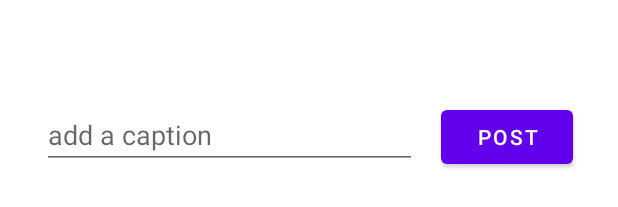
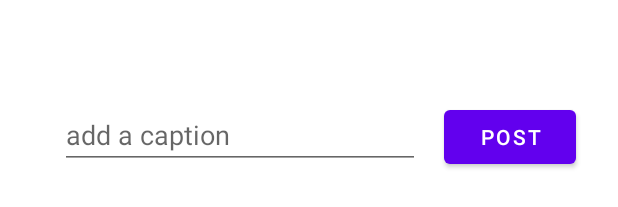
Before and after one commit to jasmine-y-wang/collageify, an Android app: the layout fragment_collage.xml on its own in the app's theme, with its tools: preview values and no code run, on a phone screen of 412 x 824 dp. Shown: the part 792-999 px from the top of the screen. Run offline under Robolectric (Android 15) with nearby library versions, the phone set to English and light mode, and no system bars; network calls fail.

Commit message:
users can post collages

```diff
--- a/app/src/main/res/layout/fragment_collage.xml
+++ b/app/src/main/res/layout/fragment_collage.xml
@@ -17,9 +17,9 @@
 
     <EditText
         android:id="@+id/etCaption"
-        android:layout_width="250dp"
+        android:layout_width="240dp"
         android:layout_height="wrap_content"
-        android:layout_marginStart="28dp"
+        android:layout_marginStart="40dp"
         android:layout_marginTop="8dp"
         android:ems="10"
         android:hint="add a caption"
```
Also changed, not shown: app/src/main/java/com/example/collageify/fragments/CollageFragment.java (+9 -0 lines).
